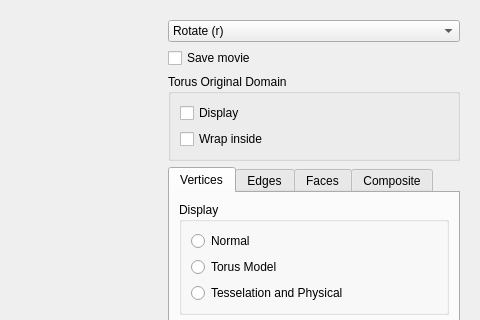
Qt form Window.ui (danlipsa/foamvis) before a commit; both pictures show x 441 to 921 and y 0 to 320 of the 921 by 720 pixel window.
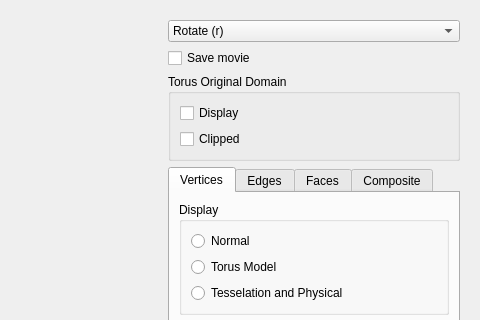
The same form after that commit. Custom widgets are drawn as their Qt base class.

What changed in the file:
```diff
--- a/Window.ui
+++ b/Window.ui
@@ -162,7 +162,7 @@
             <item>
              <widget class="QCheckBox" name="checkBoxTorusOriginalDomainWrapInside">
               <property name="text">
-               <string>Wrap inside</string>
+               <string>Clipped</string>
               </property>
              </widget>
             </item>
```
Left out of the diff: 4 changed lines with no effect on the pictures.
